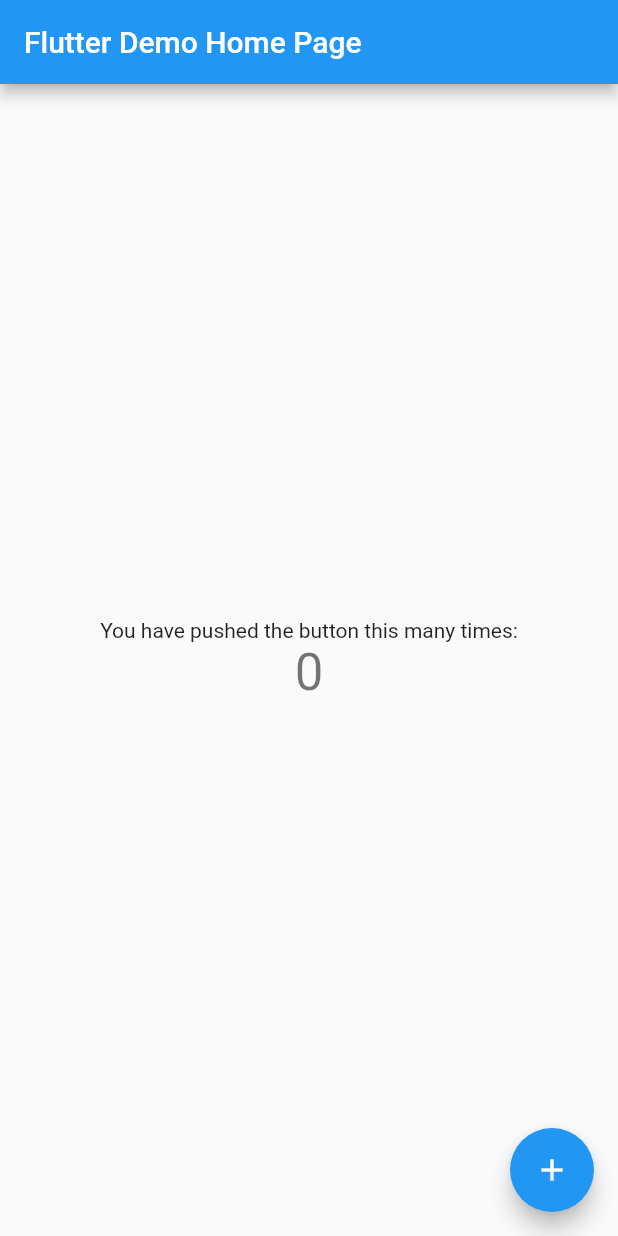
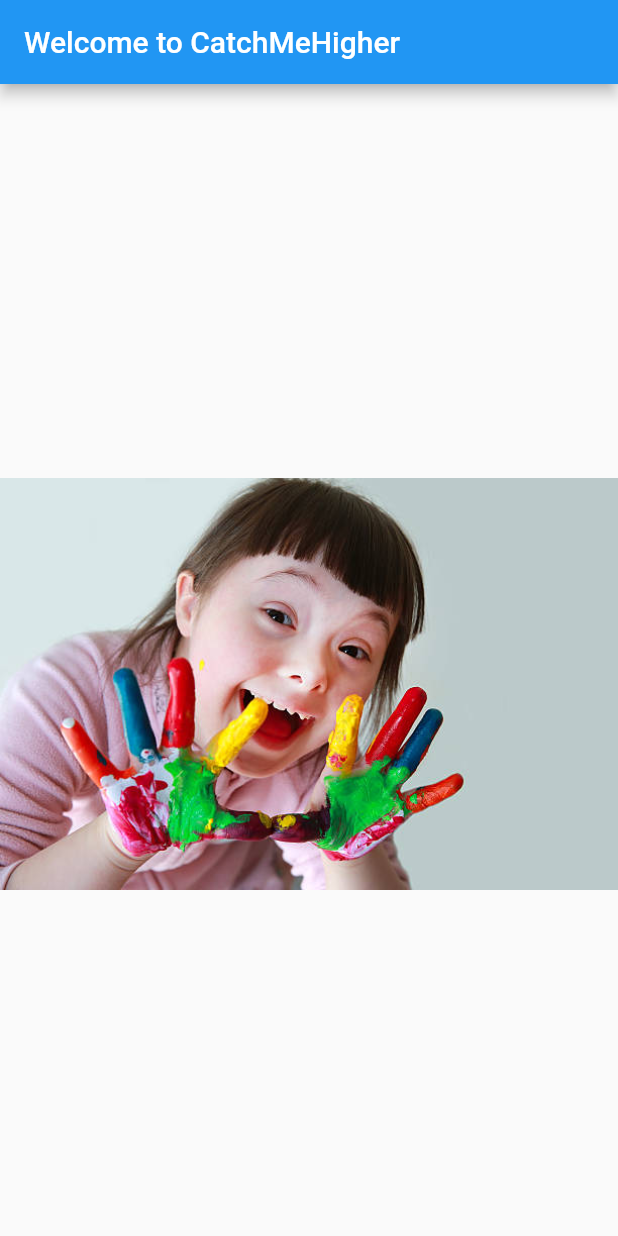
Before and after one commit to RFRanasinghe/desktopCatchMeHigherApplication, a Flutter app: the screen it shows after launch, on a phone screen of 412 x 824 dp. Run offline on Flutter 3.47's test engine with Material 2 defaults, Android fonts, the phone set to English and light mode, and no system bars; our stand-ins replace cloud_firestore; accounts and stored records are empty.

Commit message:
added title bar and home screen image

```diff
--- a/lib/main.dart
+++ b/lib/main.dart
@@ -1,115 +1,43 @@
 import 'package:flutter/material.dart';
+import 'dart:ui';
 
 void main() {
-  runApp(const MyApp());
+  runApp(MaterialApp(
+    title: 'Catch-Me-Higher Desktop Application',
+    home: WelcomeForm(),
+  ));
 }
 
-class MyApp extends StatelessWidget {
-  const MyApp({super.key});
+class WelcomeForm extends StatefulWidget {
+  @override
+  State<StatefulWidget> createState() {
+    return _WelcomeFormState();
+  }
+}
 
-  // This widget is the root of your application.
+class _WelcomeFormState extends State<WelcomeForm> {
   @override
   Widget build(BuildContext context) {
-    return MaterialApp(
-      title: 'Flutter Demo',
-      theme: ThemeData(
-        // This is the theme of your application.
-        //
-        // Try running your application with "flutter run". You'll see the
-        // application has a blue toolbar. Then, without quitting the app, try
-        // changing the primarySwatch below to Colors.green and then invoke
-        // "hot reload" (press "r" in the console where you ran "flutter run",
-        // or simply save your changes to "hot reload" in a Flutter IDE).
-        // Notice that the counter didn't reset back to zero; the application
-        // is not restarted.
-        primarySwatch: Colors.blue,
+    return Scaffold(
+      appBar: AppBar(
+        title: Text('Welcome to CatchMeHigher'),
       ),
-      home: const MyHomePage(title: 'Flutter Demo Home Page'),
+      body: Container(
+        child: Column(
+          children: <Widget>[
+            getImageAsset(),
+          ],
+        ),
+      ),
+    );
+  }
+
+  Widget getImageAsset() {
+    AssetImage assetImage = AssetImage('images/welcomeImg.jpg');
+    Image image = Image(image: assetImage, width: 800.0, height: 800.0);
+
+    return Container(
+      child: image,
     );
   }
 }
-
-class MyHomePage extends StatefulWidget {
-  const MyHomePage({super.key, required this.title});
-
-  // This widget is the home page of your application. It is stateful, meaning
-  // that it has a State object (defined below) that contains fields that affect
-  // how it looks.
-
-  // This class is the configuration for the state. It holds the values (in this
-  // case the title) provided by the parent (in this case the App widget) and
-  // used by the build method of the State. Fields in a Widget subclass are
-  // always marked "final".
-
-  final String title;
-
-  @override
-  State<MyHomePage> createState() => _MyHomePageState();
-}
-
-class _MyHomePageState extends State<MyHomePage> {
-  int _counter = 0;
-
-  void _incrementCounter() {
-    setState(() {
-      // This call to setState tells the Flutter framework that something has
-      // changed in this State, which causes it to rerun the build method below
-      // so that the display can reflect the updated values. If we changed
-      // _counter without calling setState(), then the build method would not be
-      // called again, and so nothing would appear to happen.
-      _counter++;
-    });
-  }
-
-  @override
-  Widget build(BuildContext context) {
-    // This method is rerun every time setState is called, for instance as done
-    // by the _incrementCounter method above.
-    //
-    // The Flutter framework has been optimized to make rerunning build methods
-    // fast, so that you can just rebuild anything that needs updating rather
-    // than having to individually change instances of widgets.
-    return Scaffold(
-      appBar: AppBar(
-        // Here we take the value from the MyHomePage object that was created by
-        // the App.build method, and use it to set our appbar title.
-        title: Text(widget.title),
-      ),
-      body: Center(
-        // Center is a layout widget. It takes a single child and positions it
-        // in the middle of the parent.
-        child: Column(
-          // Column is also a layout widget. It takes a list of children and
-          // arranges them vertically. By default, it sizes itself to fit its
-          // children horizontally, and tries to be as tall as its parent.
-          //
-          // Invoke "debug painting" (press "p" in the console, choose the
-          // "Toggle Debug Paint" action from the Flutter Inspector in Android
-          // Studio, or the "Toggle Debug Paint" command in Visual Studio Code)
-          // to see the wireframe for each widget.
-          //
-          // Column has various properties to control how it sizes itself and
-          // how it positions its children. Here we use mainAxisAlignment to
-          // center the children vertically; the main axis here is the vertical
-          // axis because Columns are vertical (the cross axis would be
-          // horizontal).
-          mainAxisAlignment: MainAxisAlignment.center,
-          children: <Widget>[
-            const Text(
-              'You have pushed the button this many times:',
-            ),
-            Text(
-              '$_counter',
-              style: Theme.of(context).textTheme.headline4,
-            ),
-          ],
-        ),
-      ),
-      floatingActionButton: FloatingActionButton(
-        onPressed: _incrementCounter,
-        tooltip: 'Increment',
-        child: const Icon(Icons.add),
-      ), // This trailing comma makes auto-formatting nicer for build methods.
-    );
-  }
-}
--- /dev/null
+++ b/lib/models/activity.dart
@@ -0,0 +1,6 @@
+
+import 'package:cloud_firestore/cloud_firestore.dart';
+
+class Activity {
+
+}
--- a/pubspec.yaml
+++ b/pubspec.yaml
@@ -61,8 +61,8 @@ flutter:
   uses-material-design: true
 
   # To add assets to your application, add an assets section, like this:
-  # assets:
-  #   - images/a_dot_burr.jpeg
+  assets:
+     - images/welcomeImg.jpg
   #   - images/a_dot_ham.jpeg
 
   # An image asset can refer to one or more resolution-specific "variants", see
```
Also changed, not shown: images/welcomeImg.jpg (added), 1 other file.
